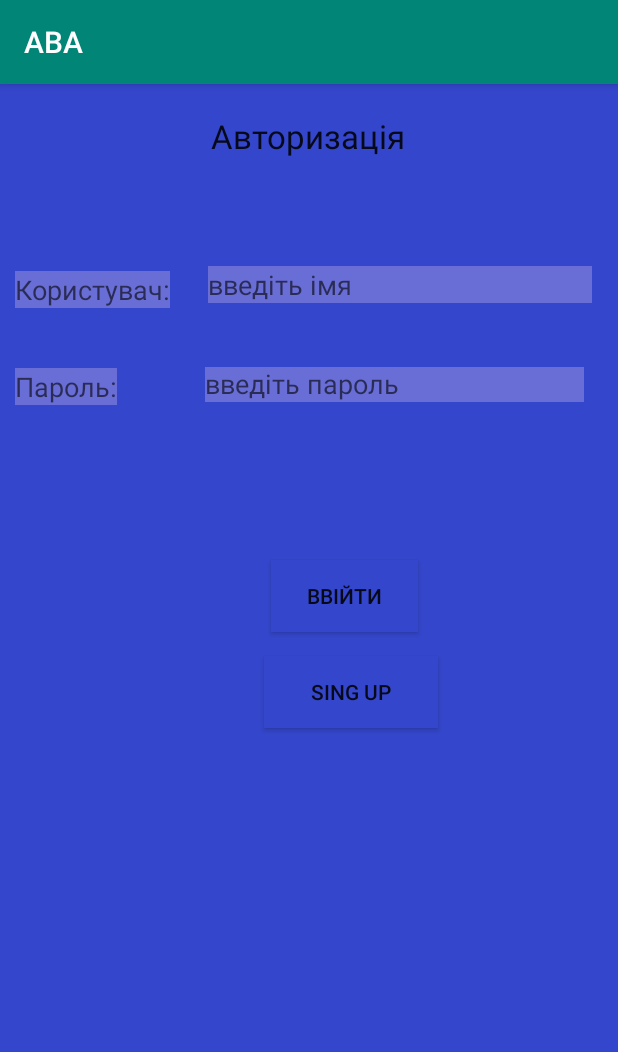
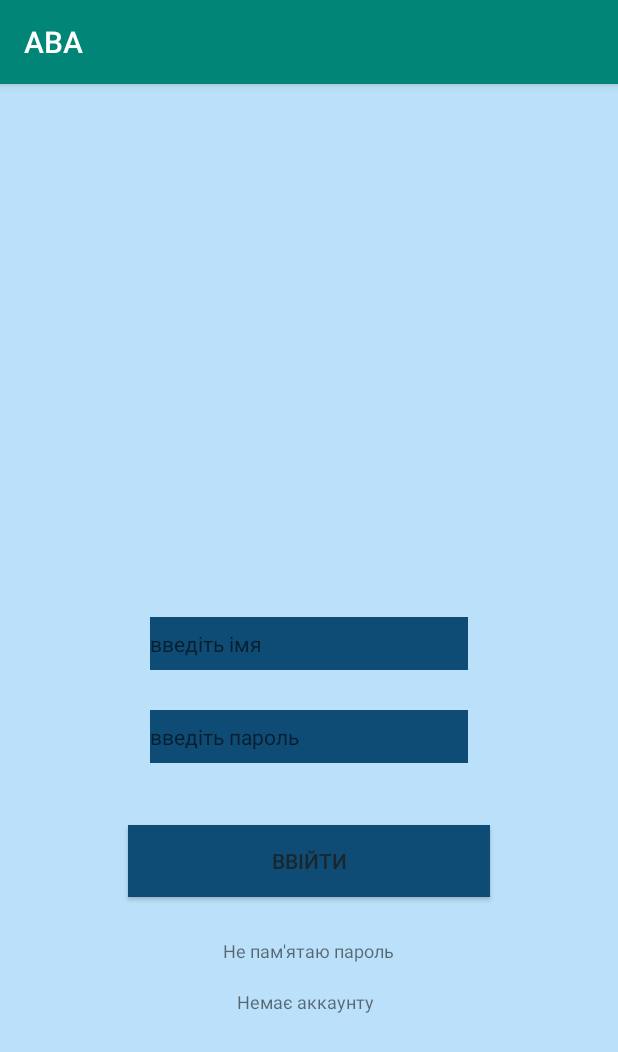
Before and after one commit to Denys-Doskochynskiy/IONKiD_JAVA, an Android app: the Login screen opened directly, with no data from a screen before it, on a phone screen of 412 x 824 dp. Shown: the top 1052 px of the screen. Run offline under Robolectric (Android 15) with nearby library versions, the phone set to English and light mode, and no system bars.

Commit message:
Instead Button i use clickable TextView Added RecoverPassword(without any functions) And some design

```diff
--- a/app/src/main/java/com/example/aba/Login.java
+++ b/app/src/main/java/com/example/aba/Login.java
@@ -25,7 +25,7 @@ public class Login extends AppCompatActivity {
     private TextView loginLocked;
     private TextView attempts;
     private TextView numberOfAttempts;
-    private Button signup;
+    private TextView signup;
     Reg.DBHelper dbHelper;
 
     int numberOfRemainingLoginAttempts = 3;
@@ -42,7 +42,7 @@ public class Login extends AppCompatActivity {
         attempts = (TextView) findViewById(R.id.attempts);
         numberOfAttempts = (TextView) findViewById(R.id.number_of_attempts);
         numberOfAttempts.setText(Integer.toString(numberOfRemainingLoginAttempts));
-        signup = (Button) findViewById(R.id.signup);
+        signup = (TextView) findViewById(R.id.signup);
         signup.setOnClickListener(new View.OnClickListener() {
             @Override
             public void onClick(View v) {
--- a/app/src/main/res/layout/activity_login.xml
+++ b/app/src/main/res/layout/activity_login.xml
@@ -9,94 +9,82 @@
     <RelativeLayout
         android:layout_width="match_parent"
         android:layout_height="match_parent"
-        android:background="#3446cb"
-        tools:layout_editor_absoluteX="0dp"
-        tools:layout_editor_absoluteY="0dp">
-
-        <TextView
-            android:id="@+id/Login"
-            android:layout_width="wrap_content"
-            android:layout_height="wrap_content"
-            android:layout_alignParentTop="true"
-            android:layout_centerHorizontal="true"
-            android:layout_marginTop="20dp"
-            android:text="Авторизація"
-            android:textAppearance="?android:attr/textAppearanceLarge" />
-
-        <TextView
-            android:id="@+id/user_text"
-            android:layout_width="wrap_content"
-            android:layout_height="wrap_content"
-            android:layout_below="@+id/Login"
-            android:layout_alignParentLeft="true"
-            android:layout_marginLeft="10dp"
-            android:layout_marginTop="75dp"
-            android:background="#696ed7"
-            android:text="Користувач:"
-            android:textAppearance="?android:attr/textAppearanceMedium" />
+        android:background="#BBE1FA"
+        app:layout_constraintBottom_toBottomOf="parent"
+        app:layout_constraintEnd_toEndOf="parent"
+        app:layout_constraintHorizontal_bias="0.0"
+        app:layout_constraintStart_toStartOf="parent"
+        app:layout_constraintTop_toTopOf="parent"
+        app:layout_constraintVertical_bias="1.0">
 
         <EditText
             android:id="@+id/edit_user"
-            android:layout_width="256dp"
-            android:layout_height="wrap_content"
-            android:layout_alignBottom="@+id/user_text"
-            android:layout_marginLeft="25dp"
-            android:layout_marginBottom="3dp"
+            android:layout_width="211dp"
+            android:layout_height="35dp"
+            android:layout_above="@+id/singin"
+            android:layout_alignParentStart="true"
+            android:layout_alignParentEnd="true"
+            android:layout_marginStart="100dp"
+            android:layout_marginLeft="35dp"
+            android:layout_marginEnd="100dp"
+            android:layout_marginBottom="103dp"
             android:layout_toRightOf="@+id/user_text"
-            android:background="#696ed7"
-            android:hint="введіть імя ">
+            android:background="#0F4C75"
+            android:hint="введіть імя "
+            android:textSize="14sp">
 
             <requestFocus />
         </EditText>
 
-        <TextView
-            android:id="@+id/password_text"
-            android:layout_width="wrap_content"
-            android:layout_height="wrap_content"
-            android:layout_below="@+id/user_text"
-            android:layout_alignLeft="@+id/user_text"
-            android:layout_marginTop="40dp"
-            android:background="#696ed7"
-            android:text="Пароль:"
-            android:textAppearance="?android:attr/textAppearanceMedium" />
-
         <EditText
             android:id="@+id/edit_password"
-            android:layout_width="253dp"
-            android:layout_height="23dp"
+            android:layout_width="207dp"
+            android:layout_height="35dp"
+            android:layout_above="@+id/singin"
             android:layout_alignLeft="@+id/edit_user"
             android:layout_alignRight="@+id/edit_user"
-            android:layout_alignBottom="@+id/password_text"
-            android:layout_marginLeft="-2dp"
-            android:layout_marginRight="5dp"
-            android:layout_marginBottom="2dp"
-            android:background="#696ed7"
+            android:layout_alignParentStart="true"
+            android:layout_alignParentEnd="true"
+            android:layout_marginStart="100dp"
+            android:layout_marginLeft="1dp"
+            android:layout_marginEnd="100dp"
+            android:layout_marginRight="-1dp"
+            android:layout_marginBottom="41dp"
+            android:background="#0F4C75"
             android:hint="введіть пароль"
-            android:inputType="textPassword" />
+            android:inputType="textPassword"
+            android:textSize="14sp" />
 
         <TextView
             android:id="@+id/attempts"
             android:layout_width="wrap_content"
             android:layout_height="wrap_content"
-            android:layout_below="@+id/password_text"
             android:layout_alignLeft="@+id/password_text"
+            android:layout_alignParentEnd="true"
+            android:layout_alignParentBottom="true"
             android:layout_marginLeft="30dp"
-            android:layout_marginTop="48dp"
+            android:layout_marginEnd="77dp"
+            android:layout_marginBottom="190dp"
             android:text="Спроб:"
             android:textAppearance="?android:attr/textAppearanceMedium"
+            android:textSize="14sp"
             android:visibility="invisible" />
 
         <Button
             android:id="@+id/singin"
-            android:layout_width="98dp"
+            android:layout_width="241dp"
             android:layout_height="wrap_content"
-            android:layout_below="@+id/edit_password"
+            android:layout_above="@+id/signup"
+            android:layout_alignParentStart="true"
             android:layout_alignParentEnd="true"
-            android:layout_marginTop="103dp"
-            android:layout_marginEnd="133dp"
-            android:background="#3446cb"
+            android:layout_marginStart="85dp"
+            android:layout_marginEnd="85dp"
+            android:layout_marginBottom="61dp"
+            android:background="#0F4C75"
             android:onClick="onClick"
-            android:text="Ввійти" />
+            android:text="Ввійти"
+            android:textAlignment="center"
+            android:textColor="#1B262C" />
 
         <TextView
             android:id="@+id/number_of_attempts"
@@ -104,31 +92,55 @@
             android:layout_height="wrap_content"
             android:layout_alignTop="@+id/attempts"
             android:layout_alignRight="@+id/user_text"
+            android:layout_alignParentEnd="true"
+            android:layout_marginTop="0dp"
+            android:layout_marginEnd="67dp"
             android:visibility="invisible" />
 
         <TextView
             android:id="@+id/login_locked"
+            android:layout_width="186dp"
+            android:layout_height="wrap_content"
+            android:layout_alignLeft="@+id/attempts"
+            android:layout_alignRight="@+id/edit_password"
+            android:layout_alignParentStart="true"
+            android:layout_alignParentEnd="true"
+            android:layout_alignParentBottom="true"
+            android:layout_marginStart="110dp"
+            android:layout_marginLeft="-180dp"
+            android:layout_marginEnd="115dp"
+            android:layout_marginRight="45dp"
+            android:layout_marginBottom="88dp"
+            android:textAppearance="?android:attr/textAppearanceMedium"
+            android:textSize="14sp"
+            android:visibility="invisible" />
+
+        <TextView
+            android:id="@+id/signup"
+            android:layout_width="98dp"
+            android:layout_height="wrap_content"
+            android:layout_alignParentEnd="true"
+            android:layout_alignParentBottom="true"
+            android:layout_marginEnd="159dp"
+            android:layout_marginBottom="148dp"
+            android:clickable="true"
+            android:onClick="onSignUp"
+            android:text="Немає аккаунту"
+            android:textAlignment="center"
+            android:textSize="12sp" />
+
+        <TextView
+            android:id="@+id/forgotPassword"
             android:layout_width="wrap_content"
             android:layout_height="wrap_content"
-            android:layout_alignStart="@+id/attempts"
-            android:layout_alignLeft="@+id/attempts"
-            android:layout_alignEnd="@+id/edit_password"
-            android:layout_alignRight="@+id/edit_password"
-            android:layout_alignParentBottom="true"
-            android:layout_marginBottom="57dp"
-            android:textAppearance="?android:attr/textAppearanceMedium"
-            android:visibility="invisible" />
-
-        <Button
-            android:id="@+id/signup"
-            android:layout_width="116dp"
-            android:layout_height="wrap_content"
-            android:layout_below="@+id/singin"
+            android:layout_above="@+id/signup"
             android:layout_alignParentEnd="true"
-            android:layout_marginTop="16dp"
-            android:layout_marginEnd="120dp"
-            android:background="#3446cb"
-            android:text="Sing Up" />
+            android:layout_marginEnd="149dp"
+            android:layout_marginBottom="17dp"
+            android:clickable="true"
+            android:text="Не пам'ятаю пароль"
+            android:textSize="12sp" />
 
     </RelativeLayout>
+
 </androidx.constraintlayout.widget.ConstraintLayout>
```
Also changed, not shown: app/src/main/res/layout/reg.xml (+83 -33 lines).
